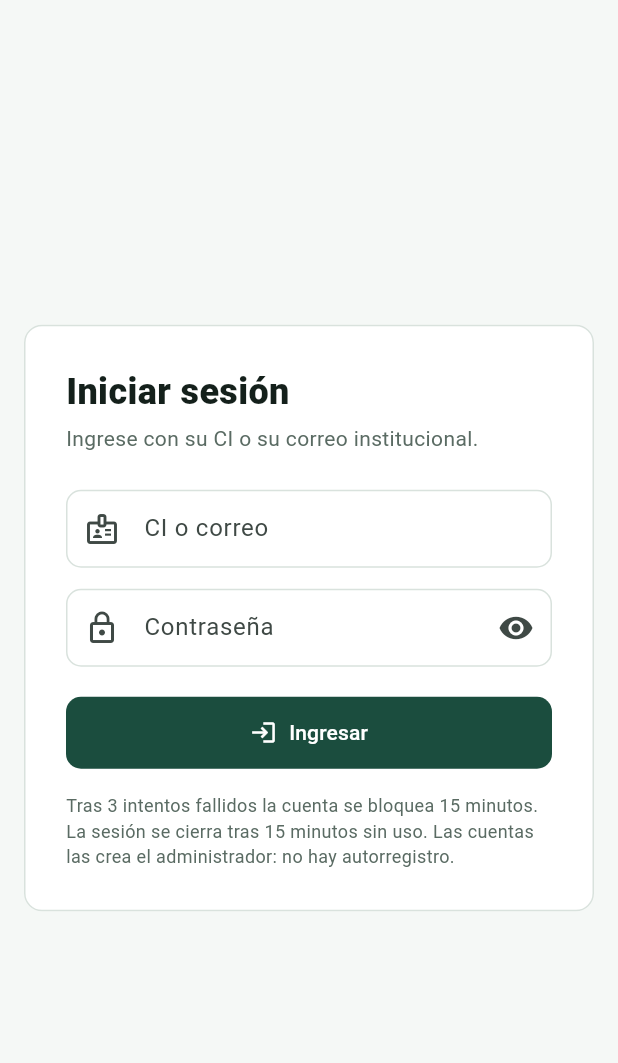
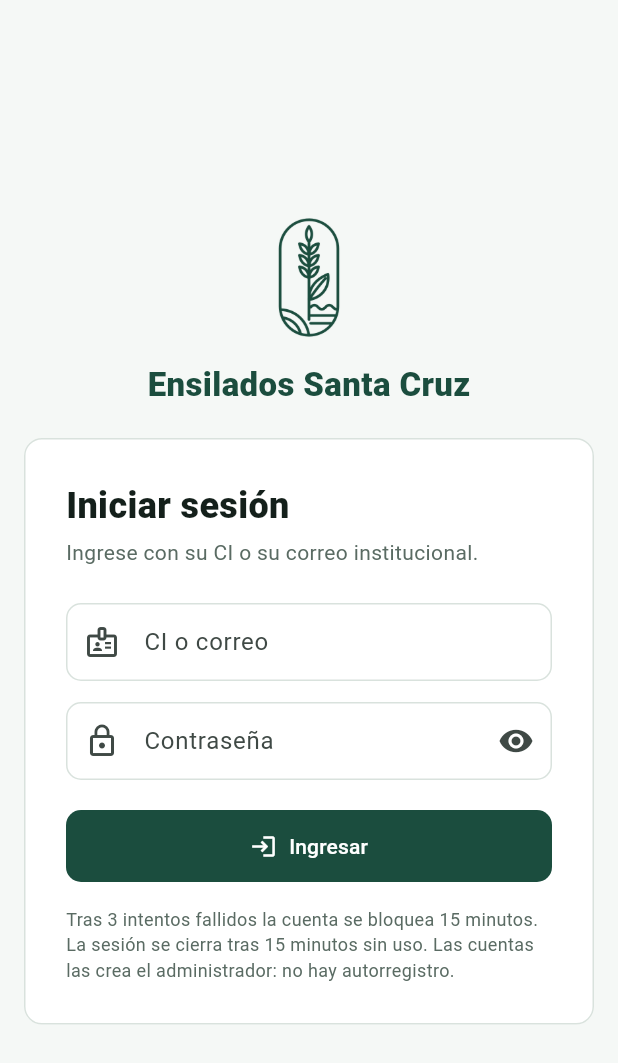
Before and after one commit to Reqiudex/ERP-Ensilados-Santa-Cruz, a Flutter app: the screen it shows after launch, on a phone screen of 412 x 824 dp. Shown: the top 1063 px of the screen. Run offline on Flutter 3.47's test engine with Material 3 defaults, Android fonts, the phone set to English and light mode, and no system bars; our stand-ins replace connectivity_plus, flutter_riverpod, flutter_secure_storage, go_router, pdf, riverpod and 2 more; missing offline and left inert: excel, file_saver, riverpod_sqflite; accounts and stored records are empty.

Commit message:
Logo de Ensilados Santa Cruz en el ingreso, el menú, el ícono web y el ícono de la app Android

```diff
--- a/lib/core/router/estructura.dart
+++ b/lib/core/router/estructura.dart
@@ -150,8 +150,9 @@ class _Menu extends ConsumerWidget {
             Container(
               width: 42,
               height: 42,
+              padding: const EdgeInsets.all(5),
               decoration: BoxDecoration(color: Colores.primario, borderRadius: BorderRadius.circular(12)),
-              child: const Icon(Icons.grass, color: Colors.white),
+              child: const Image(image: AssetImage('assets/marca/logo_blanco.png')),
             ),
             const SizedBox(width: 12),
             const Expanded(
--- a/lib/features/seguridad_accesos/presentation/ingreso_paginas.dart
+++ b/lib/features/seguridad_accesos/presentation/ingreso_paginas.dart
@@ -32,7 +32,7 @@ class _Marco extends StatelessWidget {
               ),
               padding: const EdgeInsets.all(56),
               child: const Column(mainAxisAlignment: MainAxisAlignment.center, crossAxisAlignment: CrossAxisAlignment.start, children: [
-                Icon(Icons.grass, color: Colores.ambar, size: 56),
+                Image(image: AssetImage('assets/marca/logo_blanco.png'), height: 120),
                 SizedBox(height: 24),
                 Text('Ensilados Santa Cruz', style: TextStyle(color: Colors.white, fontSize: 34, fontWeight: FontWeight.w800)),
                 SizedBox(height: 8),
@@ -45,7 +45,23 @@ class _Marco extends StatelessWidget {
               ]),
             ),
           ),
-        Expanded(child: Center(child: SingleChildScrollView(padding: const EdgeInsets.all(16), child: tarjeta))),
+        Expanded(
+          child: Center(
+            child: SingleChildScrollView(
+              padding: const EdgeInsets.all(16),
+              child: Column(mainAxisSize: MainAxisSize.min, children: [
+                if (!ancho) ...[
+                  const Image(image: AssetImage('assets/marca/logo_verde.png'), height: 88),
+                  const SizedBox(height: 12),
+                  const Text('Ensilados Santa Cruz',
+                      style: TextStyle(color: Colores.primario, fontSize: 22, fontWeight: FontWeight.w800)),
+                  const SizedBox(height: 20),
+                ],
+                tarjeta,
+              ]),
+            ),
+          ),
+        ),
       ]),
     );
   }
--- a/pubspec.yaml
+++ b/pubspec.yaml
@@ -38,3 +38,5 @@ dev_dependencies:
 
 flutter:
   uses-material-design: true
+  assets:
+    - assets/marca/
```
Also changed, not shown: assets/marca/logo_blanco.png (added), assets/marca/logo_verde.png (added), 11 other files.
